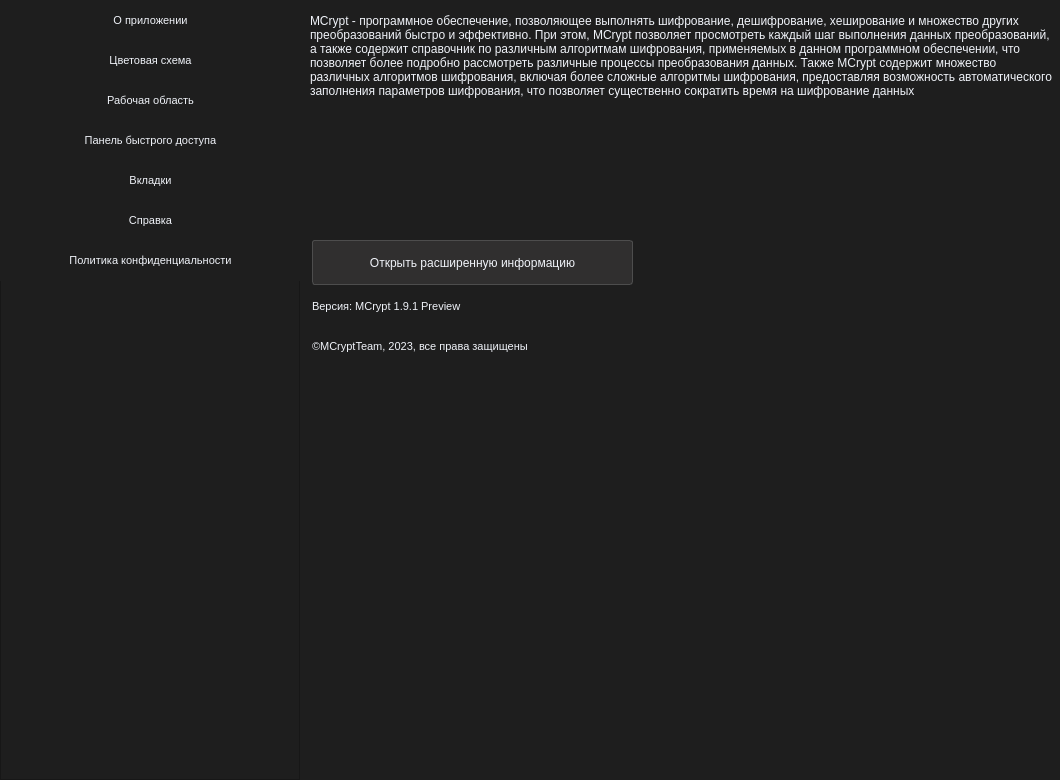
Qt form views/templates/settings_win_dark.ui (Aiow-dev/MCryptApp) before a commit.
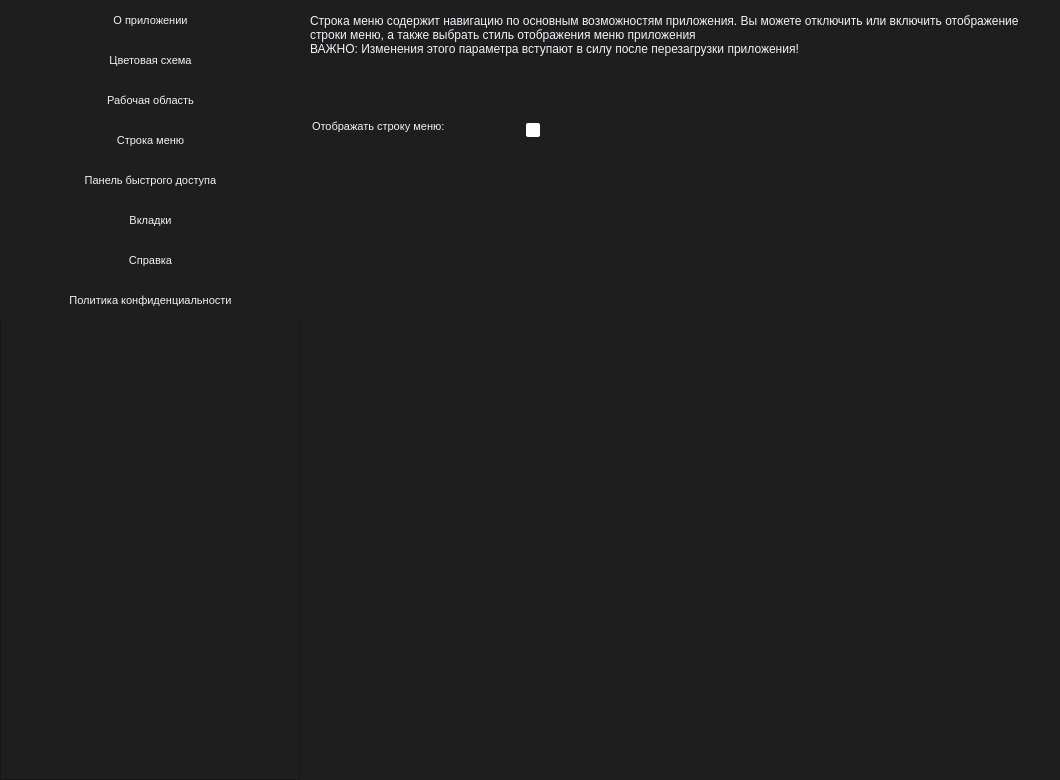
The same form after that commit. The open tabs and pages were chosen to show the change.

Commit message: add menu line section in settings

The edit to the form file:
```diff
--- a/views/templates/settings_win_dark.ui
+++ b/views/templates/settings_win_dark.ui
@@ -112,7 +112,7 @@
       <property name="geometry">
        <rect>
         <x>0</x>
-        <y>240</y>
+        <y>280</y>
         <width>301</width>
         <height>41</height>
        </rect>
@@ -170,7 +170,7 @@
       <property name="geometry">
        <rect>
         <x>0</x>
-        <y>120</y>
+        <y>160</y>
         <width>301</width>
         <height>41</height>
        </rect>
@@ -199,7 +199,7 @@
       <property name="geometry">
        <rect>
         <x>0</x>
-        <y>200</y>
+        <y>240</y>
         <width>301</width>
         <height>41</height>
        </rect>
@@ -228,7 +228,7 @@
       <property name="geometry">
        <rect>
         <x>0</x>
-        <y>160</y>
+        <y>200</y>
         <width>301</width>
         <height>41</height>
        </rect>
@@ -253,6 +253,35 @@
        <string>Вкладки</string>
       </property>
      </widget>
+     <widget class="QPushButton" name="btn_line_menu">
+      <property name="geometry">
+       <rect>
+        <x>0</x>
+        <y>120</y>
+        <width>301</width>
+        <height>41</height>
+       </rect>
+      </property>
+      <property name="font">
+       <font>
+        <pointsize>8</pointsize>
+       </font>
+      </property>
+      <property name="styleSheet">
+       <string notr="true">QPushButton {
+	background-color: rgb(30, 30, 30);
+	color: rgb(240, 243, 249);
+	border: 0px;
+}
+
+QPushButton:hover {
+	background-color: rgb(77, 77, 77);
+}</string>
+      </property>
+      <property name="text">
+       <string>Строка меню</string>
+      </property>
+     </widget>
     </widget>
    </item>
    <item>
@@ -1358,6 +1387,94 @@
        </property>
       </widget>
      </widget>
+     <widget class="QWidget" name="page">
+      <widget class="QPlainTextEdit" name="plainTextEdit_8">
+       <property name="geometry">
+        <rect>
+         <x>0</x>
+         <y>10</y>
+         <width>751</width>
+         <height>91</height>
+        </rect>
+       </property>
+       <property name="styleSheet">
+        <string notr="true">QPlainTextEdit {
+	border: none;
+	color: rgb(240, 243, 249);
+}</string>
+       </property>
+       <property name="readOnly">
+        <bool>true</bool>
+       </property>
+       <property name="plainText">
+        <string>Строка меню содержит навигацию по основным возможностям приложения. Вы можете отключить или включить отображение строки меню, а также выбрать стиль отображения меню приложения
+ВАЖНО: Изменения этого параметра вступают в силу после перезагрузки приложения!</string>
+       </property>
+      </widget>
+      <widget class="QLabel" name="label_7">
+       <property name="geometry">
+        <rect>
+         <x>6</x>
+         <y>120</y>
+         <width>211</width>
+         <height>31</height>
+        </rect>
+       </property>
+       <property name="font">
+        <font>
+         <pointsize>8</pointsize>
+        </font>
+       </property>
+       <property name="styleSheet">
+        <string notr="true">QLabel {
+	color: rgb(240, 243, 249);
+}</string>
+       </property>
+       <property name="text">
+        <string>Отображать строку меню:</string>
+       </property>
+       <property name="alignment">
+        <set>Qt::AlignLeading|Qt::AlignLeft|Qt::AlignTop</set>
+       </property>
+       <property name="wordWrap">
+        <bool>true</bool>
+       </property>
+      </widget>
+      <widget class="QCheckBox" name="menu_line_chk">
+       <property name="geometry">
+        <rect>
+         <x>220</x>
+         <y>108</y>
+         <width>171</width>
+         <height>45</height>
+        </rect>
+       </property>
+       <property name="minimumSize">
+        <size>
+         <width>0</width>
+         <height>45</height>
+        </size>
+       </property>
+       <property name="styleSheet">
+        <string notr="true">QCheckBox {
+	color: rgb(255, 255, 255);
+}
+
+QCheckBox::indicator:unchecked {
+	border-radius: 2px;
+	background-color: rgb(255, 255, 255);
+}
+
+QCheckBox::indicator:checked {
+	border-radius: 2px;
+	background-color: rgb(67, 67, 67);
+}</string>
+       </property>
+       <property name="text">
+        <string/>
+       </property>
+      </widget>
+     </widget>
      <widget class="QWidget" name="qiuck_panel_page">
       <widget class="QPlainTextEdit" name="plainTextEdit_5">
        <property name="geometry">
```
The commit also changes 13 other files.
